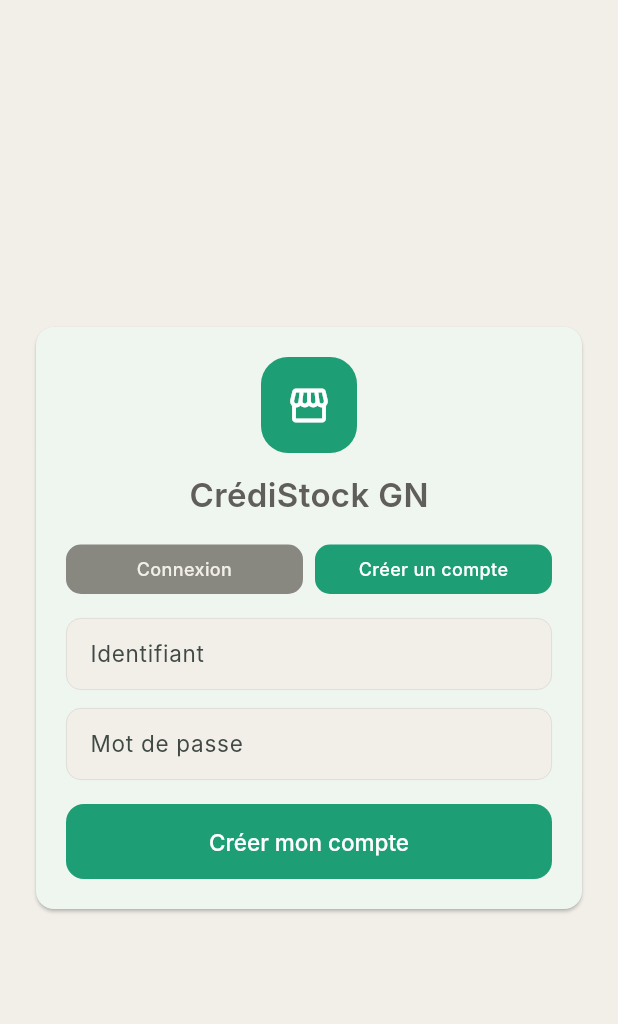
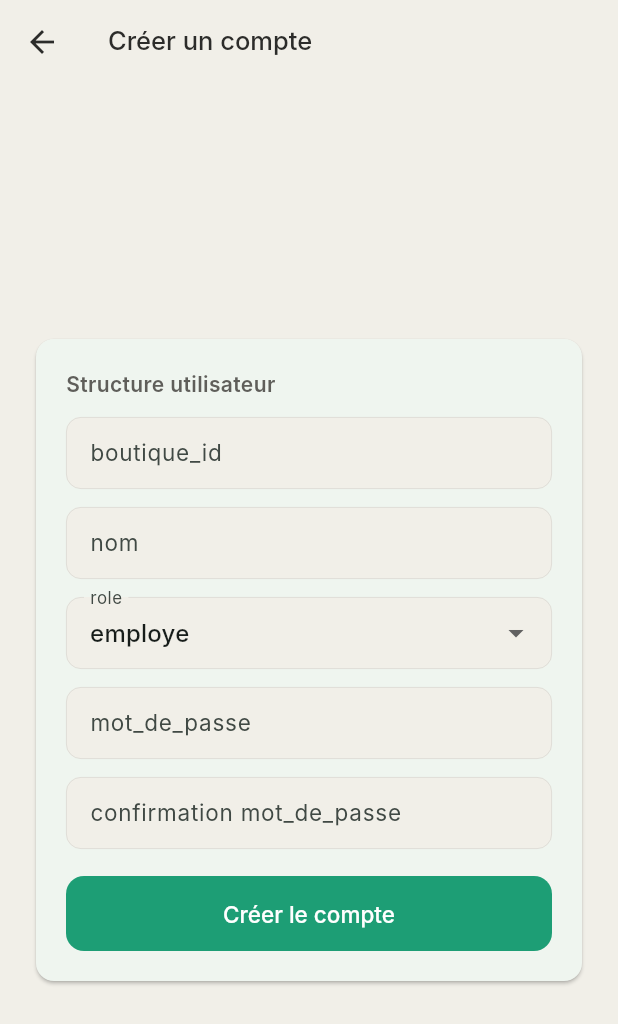
Before and after one commit to thas-dv/credistock_gn, a Flutter app: the screen it shows after launch, after a tap on "Créer un compte", on a phone screen of 412 x 824 dp. Shown: the top 1024 px of the screen. Run offline on Flutter 3.47's test engine with Material 3 defaults, Android fonts, the phone set to English and light mode, and no system bars; our stand-ins replace connectivity_plus, dartz, drift, drift_flutter, equatable, firebase_messaging and 9 more; accounts and stored records are empty; generated files the repository leaves out were written again; Roboto replaces fonts that are missing (Inter).

Commit message:
Ajout de creation de compte

```diff
--- a/lib/core/router/app_router.dart
+++ b/lib/core/router/app_router.dart
@@ -5,6 +5,7 @@ import 'package:credistock_gn/presentation/screens/home/home_screen.dart';
 import 'package:credistock_gn/presentation/screens/produit/produit_form_screen.dart';
 import 'package:credistock_gn/presentation/screens/screens.dart'
     hide PaiementScreen, ClientDetailScreen;
+import 'package:credistock_gn/presentation/screens/auth/register_screen.dart';
 import 'package:credistock_gn/presentation/screens/stock/stock_screen.dart';
 import 'package:credistock_gn/presentation/screens/auth/auth_screen.dart';
 import 'package:credistock_gn/presentation/screens/vente/vente_screen.dart';
@@ -15,6 +16,7 @@ import 'package:go_router/go_router.dart';
 
 abstract class AppRoutes {
   static const auth = '/auth';
+  static const register = '/register';
   static const home = '/';
   static const stock = '/stock';
   static const produitForm = '/produit-form';
@@ -38,7 +40,8 @@ class AppRouter {
     initialLocation: AppRoutes.auth,
     redirect: (context, state) {
       final estAuth = context.read<AuthBloc>().state.estAuthentifie;
-      final estSurAuth = state.matchedLocation == AppRoutes.auth;
+      final estSurAuth = state.matchedLocation == AppRoutes.auth ||
+          state.matchedLocation == AppRoutes.register;
 
       if (!estAuth && !estSurAuth) return AppRoutes.auth;
       if (estAuth && estSurAuth) return AppRoutes.home;
@@ -52,7 +55,10 @@ class AppRouter {
         path: AppRoutes.auth,
         builder: (_, __) => const AuthScreen(),
       ),
-
+ GoRoute(
+        path: AppRoutes.register,
+        builder: (_, __) => const RegisterScreen(),
+      ),
       // ── Shell avec bottom nav ─────────────────────────────
       ShellRoute(
         navigatorKey: _shellNavigatorKey,
--- a/lib/data/repositories/repository_impls.dart
+++ b/lib/data/repositories/repository_impls.dart
@@ -366,6 +366,7 @@ class AuthRepositoryImpl implements AuthRepository {
 final Map<String, String> _comptes = {
     'admin': 'admin1234',
   };
+  final Map<String, Map<String, String>> _utilisateurs = {};
   bool _sessionActive = false;
   @override
   Future<Either<Failure, Unit>> changerPin(String boutiqueId, String ancienPin, String nouveauPin) async {
@@ -376,15 +377,32 @@ final Map<String, String> _comptes = {
   Future<Either<Failure, Unit>> creerCompte({
     required String identifiant,
     required String motDePasse,
+    required String boutiqueId,
+    required String nom,
+    required String role,
   }) async {
-    if (identifiant.trim().isEmpty || motDePasse.trim().isEmpty) {
+   if (identifiant.trim().isEmpty ||
+        motDePasse.trim().isEmpty ||
+        boutiqueId.trim().isEmpty ||
+        nom.trim().isEmpty) {
       return const Left(AuthFailure(message: 'Informations invalides'));
+    }
+     if (role != 'admin' && role != 'employe') {
+      return const Left(AuthFailure(message: 'Rôle invalide'));
     }
     if (_comptes.containsKey(identifiant.trim())) {
       return const Left(AuthFailure(message: 'Ce compte existe déjà'));
     }
 
     _comptes[identifiant.trim()] = motDePasse.trim();
+    _utilisateurs[identifiant.trim()] = {
+      'id': identifiant.trim(),
+      'boutique_id': boutiqueId.trim(),
+      'nom': nom.trim(),
+      'role': role,
+      'mot_de_passe': motDePasse.trim(),
+    };
+    _boutiqueId = boutiqueId.trim();
     _sessionActive = true;
     return const Right(unit);
   }
--- a/lib/domain/repositories/repositories.dart
+++ b/lib/domain/repositories/repositories.dart
@@ -88,6 +88,9 @@ abstract class AuthRepository {
   Future<Either<Failure, Unit>> creerCompte({
     required String identifiant,
     required String motDePasse,
+     required String boutiqueId,
+    required String nom,
+    required String role,
   });
   Future<Either<Failure, Unit>> seConnecter({
     required String identifiant,
--- a/lib/presentation/blocs/auth/auth_bloc.dart
+++ b/lib/presentation/blocs/auth/auth_bloc.dart
@@ -36,14 +36,20 @@ class AuthLoginSubmitted extends AuthEvent {
 class AuthRegisterSubmitted extends AuthEvent {
   final String identifiant;
   final String motDePasse;
+  final String boutiqueId;
+  final String nom;
+  final String role;
 
   const AuthRegisterSubmitted({
     required this.identifiant,
     required this.motDePasse,
+     required this.boutiqueId,
+    required this.nom,
+    required this.role,
   });
 
   @override
-  List<Object?> get props => [identifiant, motDePasse];
+  List<Object?> get props => [identifiant, motDePasse, boutiqueId, nom, role];
 }
 
 class AuthLogout extends AuthEvent {}
@@ -137,6 +143,9 @@ class AuthBloc extends Bloc<AuthEvent, AuthState> {
     final result = await _authRepo.creerCompte(
       identifiant: event.identifiant,
       motDePasse: event.motDePasse,
+       boutiqueId: event.boutiqueId,
+      nom: event.nom,
+      role: event.role,
     );
 
     result.fold(
--- a/lib/presentation/screens/auth/auth_screen.dart
+++ b/lib/presentation/screens/auth/auth_screen.dart
@@ -15,7 +15,7 @@ class AuthScreen extends StatefulWidget {
 class _AuthScreenState extends State<AuthScreen> {
   final _identifiantCtrl = TextEditingController();
   final _motDePasseCtrl = TextEditingController();
-  bool _modeInscription = false;
+
 
   @override
   void dispose() {
@@ -30,15 +30,7 @@ class _AuthScreenState extends State<AuthScreen> {
 
     if (identifiant.isEmpty || motDePasse.isEmpty) return;
 
-    if (_modeInscription) {
-      context.read<AuthBloc>().add(
-            AuthRegisterSubmitted(
-              identifiant: identifiant,
-              motDePasse: motDePasse,
-            ),
-          );
-      return;
-    }
+
 
     context.read<AuthBloc>().add(
           AuthLoginSubmitted(
@@ -85,24 +77,13 @@ class _AuthScreenState extends State<AuthScreen> {
                             style: TextStyle(
                                 fontSize: 22, fontWeight: FontWeight.w600)),
                         const SizedBox(height: 18),
-                        Row(
-                          children: [
-                            _ModeBtn(
-                              active: !_modeInscription,
-                              label: 'Connexion',
-                              onTap: () =>
-                                  setState(() => _modeInscription = false),
-                            ),
-                            const SizedBox(width: 8),
-                            _ModeBtn(
-                              active: _modeInscription,
-                              label: 'Créer un compte',
-                              onTap: () =>
-                                  setState(() => _modeInscription = true),
-                            ),
-                          ],
-                        ),
-                        const SizedBox(height: 16),
+                        Align(
+                          alignment: Alignment.centerRight,
+                          child: TextButton(
+                            onPressed: () => context.push(AppRoutes.register),
+                            child: const Text('Créer un compte'),
+                          ),),
+                        const SizedBox(height: 8),
                         TextField(
                           controller: _identifiantCtrl,
                           decoration:
@@ -145,9 +126,7 @@ class _AuthScreenState extends State<AuthScreen> {
                                         strokeWidth: 2),
                                   );
                                 }
-                                return Text(_modeInscription
-                                    ? 'Créer mon compte'
-                                    : 'Se connecter');
+                                return const Text('Se connecter');
                               },
                             ),
                           ),
@@ -164,38 +143,3 @@ class _AuthScreenState extends State<AuthScreen> {
     );
   }
 }
-
-class _ModeBtn extends StatelessWidget {
-  final bool active;
-  final String label;
-  final VoidCallback onTap;
-
-  const _ModeBtn(
-      {required this.active, required this.label, required this.onTap});
-
-  @override
-  Widget build(BuildContext context) {
-    return Expanded(
-      child: GestureDetector(
-        onTap: onTap,
-        child: AnimatedContainer(
-          duration: const Duration(milliseconds: 160),
-          padding: const EdgeInsets.symmetric(vertical: 8),
-          decoration: BoxDecoration(
-            color: active ? AppColors.green : AppColors.gray400,
-            borderRadius: BorderRadius.circular(10),
-          ),
-          child: Text(
-            label,
-            textAlign: TextAlign.center,
-            style: TextStyle(
-              color: active ? Colors.white : AppColors.gray50,
-              fontWeight: FontWeight.w500,
-              fontSize: 12,
-            ),
-          ),
-        ),
-      ),
-    );
-  }
-}
--- /dev/null
+++ b/lib/presentation/screens/auth/register_screen.dart
@@ -0,0 +1,197 @@
+import 'package:credistock_gn/core/router/app_router.dart';
+import 'package:credistock_gn/core/theme/app_theme.dart';
+import 'package:credistock_gn/presentation/blocs/auth/auth_bloc.dart';
+import 'package:flutter/material.dart';
+import 'package:flutter_bloc/flutter_bloc.dart';
+import 'package:go_router/go_router.dart';
+
+class RegisterScreen extends StatefulWidget {
+  const RegisterScreen({super.key});
+
+  @override
+  State<RegisterScreen> createState() => _RegisterScreenState();
+}
+
+class _RegisterScreenState extends State<RegisterScreen> {
+  final _formKey = GlobalKey<FormState>();
+  final _boutiqueIdCtrl = TextEditingController();
+  final _nomCtrl = TextEditingController();
+  final _motDePasseCtrl = TextEditingController();
+  final _confirmationCtrl = TextEditingController();
+
+  String _role = 'employe';
+
+  @override
+  void dispose() {
+    _boutiqueIdCtrl.dispose();
+    _nomCtrl.dispose();
+    _motDePasseCtrl.dispose();
+    _confirmationCtrl.dispose();
+    super.dispose();
+  }
+
+  void _submit() {
+    final form = _formKey.currentState;
+    if (form == null || !form.validate()) return;
+
+    context.read<AuthBloc>().add(
+          AuthRegisterSubmitted(
+            identifiant: _nomCtrl.text.trim(),
+            motDePasse: _motDePasseCtrl.text.trim(),
+            boutiqueId: _boutiqueIdCtrl.text.trim(),
+            nom: _nomCtrl.text.trim(),
+            role: _role,
+          ),
+        );
+  }
+
+  @override
+  Widget build(BuildContext context) {
+    return BlocListener<AuthBloc, AuthState>(
+      listener: (context, state) {
+        if (state.status == AuthStatus.authenticated) {
+          context.go(AppRoutes.home);
+        }
+      },
+      child: Scaffold(
+        backgroundColor: AppColors.gray50,
+        appBar: AppBar(
+          backgroundColor: AppColors.gray50,
+          title: const Text('Créer un compte'),
+        ),
+        body: SafeArea(
+          child: Center(
+            child: SingleChildScrollView(
+              padding: const EdgeInsets.all(20),
+              child: ConstrainedBox(
+                constraints: const BoxConstraints(maxWidth: 420),
+                child: Card(
+                  child: Padding(
+                    padding: const EdgeInsets.all(20),
+                    child: Form(
+                      key: _formKey,
+                      child: Column(
+                        crossAxisAlignment: CrossAxisAlignment.stretch,
+                        children: [
+                          const Text(
+                            'Structure utilisateur',
+                            style: TextStyle(
+                                fontSize: 14, fontWeight: FontWeight.w600),
+                          ),
+                          const SizedBox(height: 12),
+                          TextFormField(
+                            controller: _boutiqueIdCtrl,
+                            decoration:
+                                const InputDecoration(labelText: 'boutique_id'),
+                            validator: (value) {
+                              if (value == null || value.trim().isEmpty) {
+                                return 'boutique_id est requis';
+                              }
+                              return null;
+                            },
+                          ),
+                          const SizedBox(height: 12),
+                          TextFormField(
+                            controller: _nomCtrl,
+                            decoration: const InputDecoration(labelText: 'nom'),
+                            validator: (value) {
+                              if (value == null || value.trim().isEmpty) {
+                                return 'nom est requis';
+                              }
+                              return null;
+                            },
+                          ),
+                          const SizedBox(height: 12),
+                          DropdownButtonFormField<String>(
+                            value: _role,
+                            decoration:
+                                const InputDecoration(labelText: 'role'),
+                            items: const [
+                              DropdownMenuItem(
+                                  value: 'admin', child: Text('admin')),
+                              DropdownMenuItem(
+                                  value: 'employe', child: Text('employe')),
+                            ],
+                            onChanged: (value) {
+                              if (value != null) {
+                                setState(() => _role = value);
+                              }
+                            },
+                          ),
+                          const SizedBox(height: 12),
+                          TextFormField(
+                            controller: _motDePasseCtrl,
+                            obscureText: true,
+                            decoration: const InputDecoration(
+                                labelText: 'mot_de_passe'),
+                            validator: (value) {
+                              if (value == null || value.trim().isEmpty) {
+                                return 'mot_de_passe est requis';
+                              }
+                              if (value.trim().length < 6) {
+                                return 'Minimum 6 caractères';
+                              }
+                              return null;
+                            },
+                          ),
+                          const SizedBox(height: 12),
+                          TextFormField(
+                            controller: _confirmationCtrl,
+                            obscureText: true,
+                            decoration: const InputDecoration(
+                                labelText: 'confirmation mot_de_passe'),
+                            validator: (value) {
+                              if (value?.trim() !=
+                                  _motDePasseCtrl.text.trim()) {
+                                return 'Les mots de passe ne correspondent pas';
+                              }
+                              return null;
+                            },
+                          ),
+                          const SizedBox(height: 18),
+                          BlocBuilder<AuthBloc, AuthState>(
+                            builder: (_, state) {
+                              if (state.status != AuthStatus.error) {
+                                return const SizedBox.shrink();
+                              }
+
+                              return Padding(
+                                padding: const EdgeInsets.only(bottom: 12),
+                                child: Text(
+                                  state.errorMessage ??
+                                      'Erreur de création de compte',
+                                  style: const TextStyle(
+                                      color: AppColors.red, fontSize: 12),
+                                ),
+                              );
+                            },
+                          ),
+                          ElevatedButton(
+                            onPressed: _submit,
+                            child: BlocBuilder<AuthBloc, AuthState>(
+                              builder: (_, state) {
+                                if (state.status == AuthStatus.checking) {
+                                  return const SizedBox(
+                                    width: 18,
+                                    height: 18,
+                                    child: CircularProgressIndicator(
+                                        strokeWidth: 2),
+                                  );
+                                }
+                                return const Text('Créer le compte');
+                              },
+                            ),
+                          ),
+                        ],
+                      ),
+                    ),
+                  ),
+                ),
+              ),
+            ),
+          ),
+        ),
+      ),
+    );
+  }
+}
```
